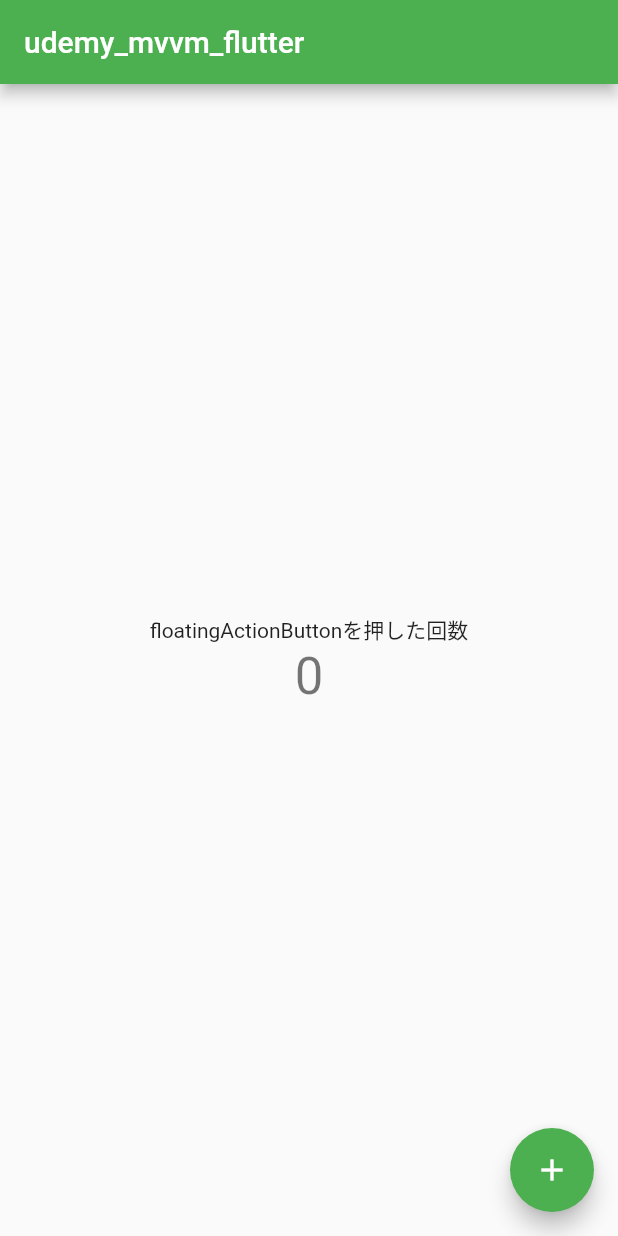
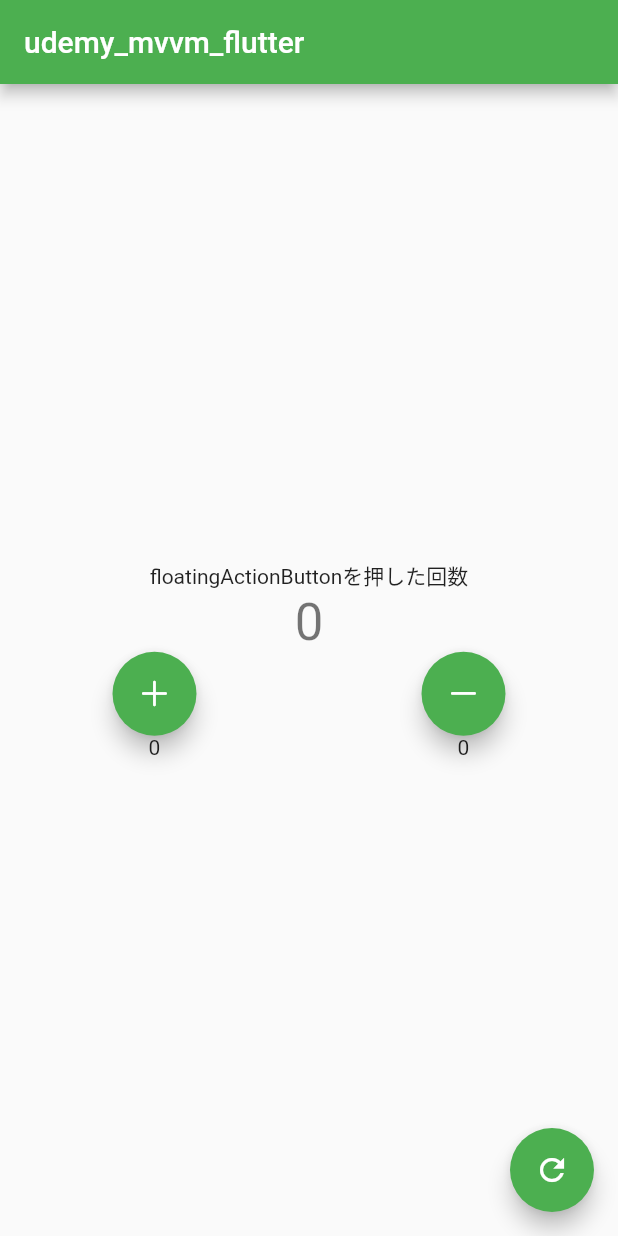
Before and after one commit to yamayama250/udemy-mvvm-flutter, a Flutter app: the screen it shows after launch, on a phone screen of 412 x 824 dp. Run offline on Flutter 3.47's test engine with Material 2 defaults, Android fonts, the phone set to English and light mode, and no system bars; our stand-ins replace flutter_riverpod, freezed_annotation.

```diff
--- /dev/null
+++ b/lib/data/count_data.dart
@@ -0,0 +1,18 @@
+// ignore: unused_import
+import 'package:flutter/foundation.dart';
+import 'package:freezed_annotation/freezed_annotation.dart';
+
+part 'count_data.freezed.dart';
+part 'count_data.g.dart';
+
+@freezed
+class CountData with _$CountData {
+  const factory CountData({
+    required int count,
+    required int countUp,
+    required int countDown,
+  }) = _CountData;
+
+  factory CountData.fromJson(Map<String, dynamic> json) =>
+      _$CountDataFromJson(json);
+}
--- a/lib/main.dart
+++ b/lib/main.dart
@@ -1,5 +1,7 @@
+import 'package:flutter/cupertino.dart';
 import 'package:flutter/material.dart';
 import 'package:flutter_riverpod/flutter_riverpod.dart';
+import 'package:udemy_mvvm_flutter/data/count_data.dart';
 import 'package:udemy_mvvm_flutter/provider.dart';
 
 void main() {
@@ -45,16 +47,62 @@ class _MyHomePageState extends ConsumerState<MyHomePage> {
               ref.watch(countMessageProvider),
             ),
             Text(
-              ref.watch(countProvider).toString(),
+              ref.watch(countDataProvider).count.toString(),
               style: Theme.of(context).textTheme.headline4,
             ),
+            Row(
+              mainAxisAlignment: MainAxisAlignment.spaceAround,
+              children: [
+                FloatingActionButton(
+                  onPressed: () {
+                    CountData countData = ref.read(countDataProvider);
+                    ref.read(countDataProvider.notifier).state =
+                        countData.copyWith(
+                      count: countData.count + 1,
+                      countUp: countData.countUp + 1,
+                    );
+                  },
+                  tooltip: "Increment",
+                  child: const Icon(CupertinoIcons.add),
+                ),
+                FloatingActionButton(
+                  onPressed: () {
+                    CountData countData = ref.read(countDataProvider);
+                    ref.read(countDataProvider.notifier).state =
+                        countData.copyWith(
+                      count: countData.count - 1,
+                      countDown: countData.countDown + 1,
+                    );
+                  },
+                  tooltip: "Decrement",
+                  child: const Icon(CupertinoIcons.minus),
+                ),
+              ],
+            ),
+            Row(
+              mainAxisAlignment: MainAxisAlignment.spaceAround,
+              children: [
+                Text(
+                  ref
+                      .watch(countDataProvider.select((value) => value.countUp))
+                      .toString(),
+                ),
+                Text(
+                  ref
+                      .watch(
+                          countDataProvider.select((value) => value.countDown))
+                      .toString(),
+                ),
+              ],
+            )
           ],
         ),
       ),
       floatingActionButton: FloatingActionButton(
-        onPressed: () => ref.read(countProvider.notifier).state++,
+        onPressed: () => ref.read(countDataProvider.notifier).state =
+            const CountData(count: 0, countUp: 0, countDown: 0),
         tooltip: 'Increment',
-        child: const Icon(Icons.add),
+        child: const Icon(Icons.refresh),
       ),
     );
   }
--- a/lib/provider.dart
+++ b/lib/provider.dart
@@ -1,7 +1,15 @@
 import 'package:flutter_riverpod/flutter_riverpod.dart';
+import 'package:udemy_mvvm_flutter/data/count_data.dart';
 
 final titleProvider = Provider<String>((ref) => "udemy_mvvm_flutter");
 final countMessageProvider =
     Provider<String>((ref) => "floatingActionButtonを押した回数");
 
 final countProvider = StateProvider<int>((ref) => 0);
+final countDataProvider = StateProvider<CountData>(
+  (ref) => const CountData(
+    count: 0,
+    countUp: 0,
+    countDown: 0,
+  ),
+);
--- a/pubspec.yaml
+++ b/pubspec.yaml
@@ -35,6 +35,10 @@ dependencies:
   # Use with the CupertinoIcons class for iOS style icons.
   cupertino_icons: ^1.0.2
   flutter_riverpod: ^1.0.4
+  freezed_annotation: ^2.0.3
+  freezed: ^2.0.3+1
+  build_runner: ^2.1.11
+  json_serializable: ^6.2.0
 
 dev_dependencies:
   flutter_test:
```
Also changed, not shown: lib/data/count_data.freezed.dart (added), lib/data/count_data.g.dart (added).
